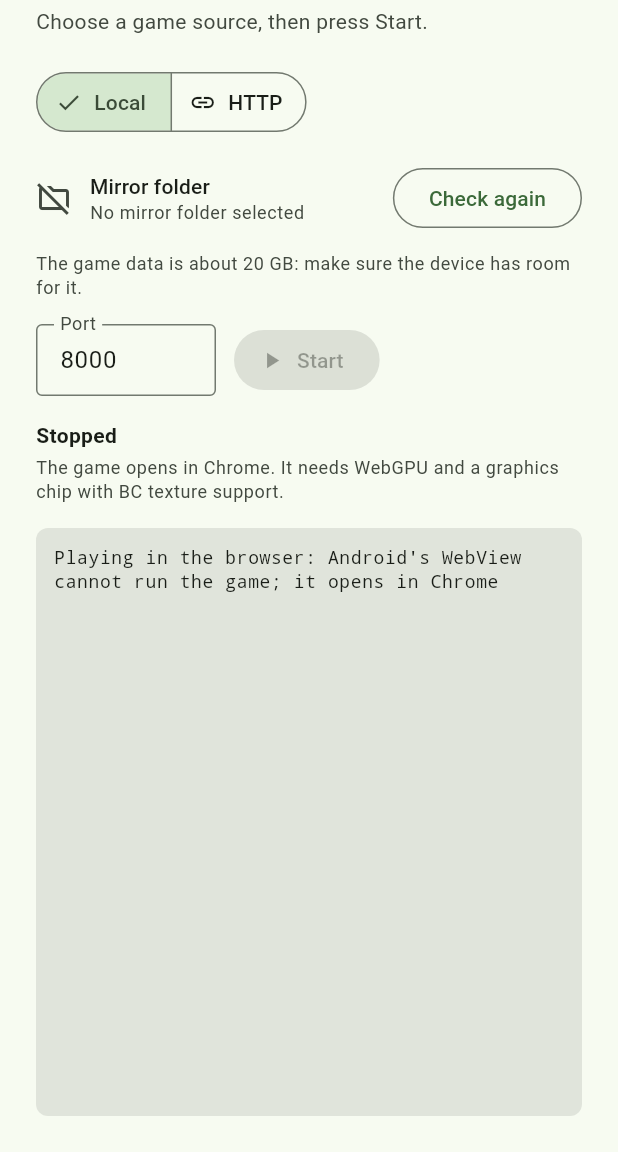
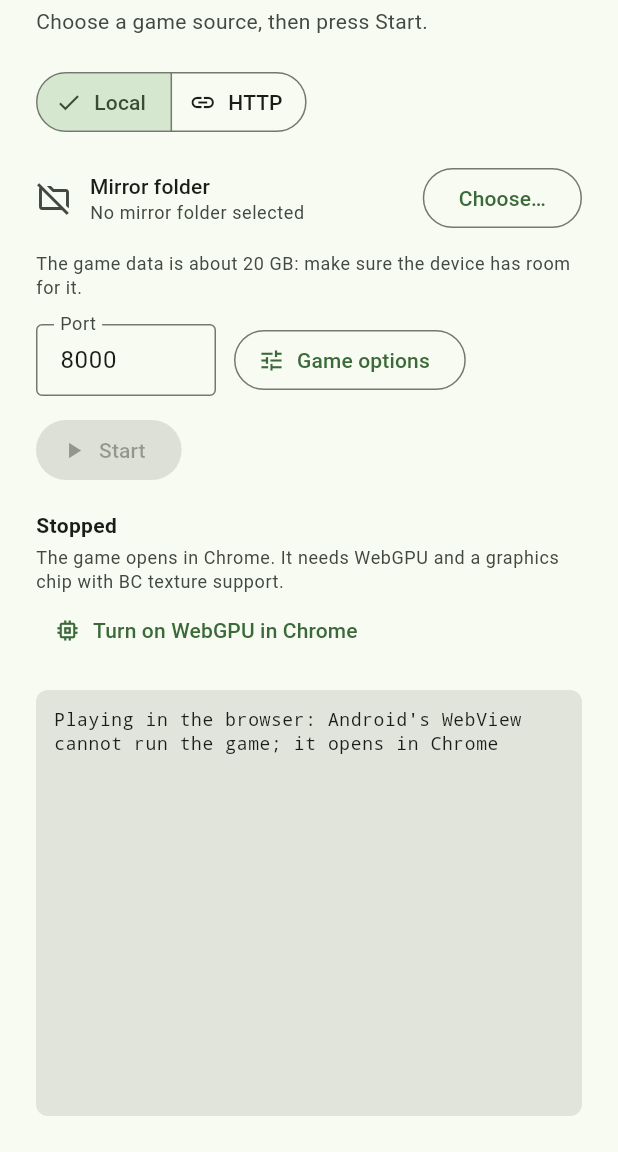
Before and after one commit to dev-gyata/gta-launcher, a Flutter app: the screen it shows after launch, on a phone screen of 412 x 824 dp, the part 84-1236 px from its top. Run offline on Flutter 3.47's test engine with Material 3 defaults, Android fonts, the phone set to English and light mode, and no system bars; our stand-ins replace hooks, shared_preferences; missing offline and left inert: dart:ffi, file_selector, flutter_inappwebview, window_manager.

Commit message:
Android folder picker, game options, WebGPU help, bigger start buttons
- Android Local source: asks once for All files access and opens an
  in-app folder browser (the system picker gives no file path); falls back
  to the app's own folder if declined.
- Game options in the launcher (all platforms): start mode, new game,
  graphics profile, shadows, render scale, frame cap, FPS counter,
  controller and touch modes, camera sensitivity, skip device check;
  saved and passed to the game page as its URL options. New ?showfps=1.
- "Turn on WebGPU in Chrome" (Android): copies
  chrome://flags/#enable-unsafe-webgpu and opens Chrome; the page's
  "no usable graphics adapter" message points at it.
- Start menu buttons are enlarged when touch controls are on.

Co-Authored-By: Claude Opus 5.5 <noreply@anthropic.com>

```diff
--- /dev/null
+++ b/lib/services/game_options.dart
@@ -0,0 +1,181 @@
+import 'dart:convert';
+
+/// How the game starts.
+enum StartMode {
+  /// The game's own start menu asks (Story Mode or Sandbox Mode).
+  ask,
+  story,
+  sandbox,
+
+  /// Sandbox Mode on the env_test level ("GTA VI Map").
+  sandboxTestMap,
+}
+
+/// The low-memory profile (smaller textures, no shadows, fewer threads).
+enum GraphicsProfile {
+  /// On when the browser reports 4 GB of memory or less.
+  auto,
+  low,
+  full,
+}
+
+enum FrameCap { fps60, fps30, uncapped }
+
+enum ControllerMode {
+  /// The game's own gamepad support (analog, controller prompts, rumble).
+  native,
+
+  /// Controller translated into keyboard and mouse input.
+  keyboard,
+  off,
+}
+
+enum TouchControls {
+  /// Phones and tablets only.
+  auto,
+  on,
+  off,
+}
+
+/// Game settings chosen in the launcher, passed to the game page as URL
+/// options (site/homepage.html reads them with `q.get(...)`).
+class GameOptions {
+  const GameOptions({
+    this.startMode = StartMode.ask,
+    this.newGame = false,
+    this.graphics = GraphicsProfile.auto,
+    this.lowMemoryShadows = false,
+    this.renderScale = 1.0,
+    this.frameCap = FrameCap.fps60,
+    this.showFps = false,
+    this.controller = ControllerMode.native,
+    this.lookSensitivity = 1.0,
+    this.touch = TouchControls.auto,
+    this.skipDeviceCheck = false,
+  });
+
+  final StartMode startMode;
+
+  /// Story Mode: start a new game instead of loading the last save.
+  final bool newGame;
+  final GraphicsProfile graphics;
+
+  /// Keep shadows (at the lowest level) in the low-memory profile.
+  final bool lowMemoryShadows;
+
+  /// Fraction of the window's resolution the game renders at (0.5 to 1).
+  final double renderScale;
+  final FrameCap frameCap;
+  final bool showFps;
+  final ControllerMode controller;
+
+  /// Camera speed for the right stick (keyboard mapping) and touch look.
+  final double lookSensitivity;
+  final TouchControls touch;
+
+  /// Start even when the page finds the device lacks something the game needs.
+  final bool skipDeviceCheck;
+
+  static const defaults = GameOptions();
+
+  /// The URL query for the game page; empty when everything is default.
+  Map<String, String> get query => {
+    if (startMode == StartMode.story) 'mode': 'story',
+    if (startMode == StartMode.sandbox || startMode == StartMode.sandboxTestMap) 'mode': 'sandbox',
+    if (startMode == StartMode.sandboxTestMap) 'map': 'env_test',
+    if (newGame && (startMode == StartMode.story || startMode == StartMode.ask)) 'newgame': '1',
+    if (graphics == GraphicsProfile.low) 'low': '1',
+    if (graphics == GraphicsProfile.full) 'low': '0',
+    if (lowMemoryShadows && graphics != GraphicsProfile.full) 'shadows': '1',
+    if (renderScale != 1.0) 'scale': _number(renderScale),
+    if (frameCap == FrameCap.fps30) 'fps': '30',
+    if (frameCap == FrameCap.uncapped) 'fps': '0',
+    if (showFps) 'showfps': '1',
+    if (controller == ControllerMode.keyboard) 'pad': 'keys',
+    if (controller == ControllerMode.off) 'pad': '0',
+    if (lookSensitivity != 1.0) 'padsens': _number(lookSensitivity),
+    if (touch == TouchControls.on) 'touch': '1',
+    if (touch == TouchControls.off) 'touch': '0',
+    if (skipDeviceCheck) 'nocheck': '1',
+  };
+
+  /// [url] with these options as its query.
+  Uri apply(Uri url) {
+    final q = query;
+    return q.isEmpty ? url : url.replace(queryParameters: q);
+  }
+
+  static String _number(double value) => value.toStringAsFixed(2).replaceFirst(RegExp(r'\.?0+$'), '');
+
+  GameOptions copyWith({
+    StartMode? startMode,
+    bool? newGame,
+    GraphicsProfile? graphics,
+    bool? lowMemoryShadows,
+    double? renderScale,
+    FrameCap? frameCap,
+    bool? showFps,
+    ControllerMode? controller,
+    double? lookSensitivity,
+    TouchControls? touch,
+    bool? skipDeviceCheck,
+  }) => GameOptions(
+    startMode: startMode ?? this.startMode,
+    newGame: newGame ?? this.newGame,
+    graphics: graphics ?? this.graphics,
+    lowMemoryShadows: lowMemoryShadows ?? this.lowMemoryShadows,
+    renderScale: renderScale ?? this.renderScale,
+    frameCap: frameCap ?? this.frameCap,
+    showFps: showFps ?? this.showFps,
+    controller: controller ?? this.controller,
+    lookSensitivity: lookSensitivity ?? this.lookSensitivity,
+    touch: touch ?? this.touch,
+    skipDeviceCheck: skipDeviceCheck ?? this.skipDeviceCheck,
+  );
+
+  String toJson() => jsonEncode({
+    'startMode': startMode.name,
+    'newGame': newGame,
+    'graphics': graphics.name,
+    'lowMemoryShadows': lowMemoryShadows,
+    'renderScale': renderScale,
+    'frameCap': frameCap.name,
+    'showFps': showFps,
+    'controller': controller.name,
+    'lookSensitivity': lookSensitivity,
+    'touch': touch.name,
+    'skipDeviceCheck': skipDeviceCheck,
+  });
+
+  /// Unknown or missing values fall back to the defaults, so settings saved
+  /// by another version still load.
+  factory GameOptions.fromJson(String? source) {
+    Map<String, Object?> m;
+    try {
+      m = source == null ? const {} : (jsonDecode(source) as Map).cast<String, Object?>();
+    } on FormatException {
+      m = const {};
+    }
+    T pick<T extends Enum>(List<T> values, String key, T fallback) =>
+        values.where((v) => v.name == m[key]).firstOrNull ?? fallback;
+    double number(String key, double fallback, double min, double max) {
+      final v = m[key];
+      return v is num ? v.toDouble().clamp(min, max) : fallback;
+    }
+
+    bool flag(String key) => m[key] == true;
+    return GameOptions(
+      startMode: pick(StartMode.values, 'startMode', StartMode.ask),
+      newGame: flag('newGame'),
+      graphics: pick(GraphicsProfile.values, 'graphics', GraphicsProfile.auto),
+      lowMemoryShadows: flag('lowMemoryShadows'),
+      renderScale: number('renderScale', 1.0, 0.5, 1.0),
+      frameCap: pick(FrameCap.values, 'frameCap', FrameCap.fps60),
+      showFps: flag('showFps'),
+      controller: pick(ControllerMode.values, 'controller', ControllerMode.native),
+      lookSensitivity: number('lookSensitivity', 1.0, 0.25, 3.0),
+      touch: pick(TouchControls.values, 'touch', TouchControls.auto),
+      skipDeviceCheck: flag('skipDeviceCheck'),
+    );
+  }
+}
--- a/lib/services/settings.dart
+++ b/lib/services/settings.dart
@@ -1,8 +1,9 @@
 import 'package:shared_preferences/shared_preferences.dart';
 
 import '../sources/source_selection.dart';
+import 'game_options.dart';
 
-/// Persists source choices, port and play mode between runs.
+/// Persists source choices, port, play mode and game options between runs.
 class Settings {
   Settings(this._prefs);
 
@@ -10,6 +11,7 @@ class Settings {
   static const _sourceKindKey = 'source_kind';
   static const _portKey = 'port';
   static const _playInAppKey = 'play_in_app';
+  static const _gameOptionsKey = 'game_options';
   static const defaultPort = 8000;
 
   final SharedPreferencesAsync _prefs;
@@ -45,4 +47,9 @@ class Settings {
 
   Future<bool> playInApp() async => await _prefs.getBool(_playInAppKey) ?? true;
   Future<void> setPlayInApp(bool value) => _prefs.setBool(_playInAppKey, value);
+
+  Future<GameOptions> gameOptions() async =>
+      GameOptions.fromJson(await _prefs.getString(_gameOptionsKey));
+  Future<void> setGameOptions(GameOptions options) =>
+      _prefs.setString(_gameOptionsKey, options.toJson());
 }
--- /dev/null
+++ b/lib/services/storage_access.dart
@@ -0,0 +1,36 @@
+import 'dart:io';
+
+import 'package:flutter/services.dart';
+
+/// Android only: permission to read any folder on the device storage by path.
+///
+/// The Local source reads the game data (about 20 GB, random access) through
+/// `dart:io`, which needs real paths. Android's system folder picker only
+/// gives content links, so the launcher asks for "All files access" (Android
+/// 11+) and lets the player pick the folder in its own browser.
+class StorageAccess {
+  StorageAccess._();
+
+  static const _channel = MethodChannel('playgta5/storage');
+
+  static Future<bool> has() async =>
+      !Platform.isAndroid ||
+      (await _channel.invokeMethod<bool>('hasAccess') ?? false);
+
+  /// Opens the system screen (or prompt) and returns whether access was given.
+  static Future<bool> request() async =>
+      !Platform.isAndroid ||
+      (await _channel.invokeMethod<bool>('requestAccess') ?? false);
+
+  /// The device's main storage first, then any removable cards.
+  static Future<List<String>> roots() async {
+    if (!Platform.isAndroid) return const [];
+    return (await _channel.invokeListMethod<String>('storageRoots')) ??
+        const [];
+  }
+
+  /// Opens Chrome; false when it is not installed.
+  static Future<bool> openChrome() async =>
+      Platform.isAndroid &&
+      (await _channel.invokeMethod<bool>('openChrome') ?? false);
+}
--- a/lib/ui/launcher_page.dart
+++ b/lib/ui/launcher_page.dart
@@ -12,13 +12,17 @@ import 'package:url_launcher/url_launcher.dart';
 import '../server/mirror_server.dart';
 import '../server/site_files.dart';
 import '../services/device.dart';
+import '../services/game_options.dart';
 import '../services/in_app_support.dart';
 import '../services/mirror_validator.dart';
 import '../services/server_service.dart';
 import '../services/settings.dart';
 import '../services/source_manager.dart';
+import '../services/storage_access.dart';
 import '../sources/mirror_source.dart';
 import '../sources/source_selection.dart';
+import 'folder_browser.dart';
+import 'game_options_dialog.dart';
 import 'game_page.dart';
 
 class LauncherPage extends StatefulWidget {
@@ -62,6 +66,7 @@ class _LauncherPageState extends State<LauncherPage> {
   bool _clearingCache = false;
   bool _disposed = false;
   bool _playInApp = true;
+  GameOptions _gameOptions = GameOptions.defaults;
   int? _cacheBytes;
   String? _error;
 
@@ -116,6 +121,7 @@ class _LauncherPageState extends State<LauncherPage> {
       }
       final port = await widget.settings.port();
       final playInApp = await widget.settings.playInApp();
+      final gameOptions = await widget.settings.gameOptions();
       if (!mounted) return;
       setState(() {
         _sourceKind = kind == SourceKind.magnet && !TorrentEngine.isSupported
@@ -126,6 +132,7 @@ class _LauncherPageState extends State<LauncherPage> {
         if (path != null && path.isNotEmpty) _setPicked(path);
         _portController.text = '$port';
         _playInApp = playInApp;
+        _gameOptions = gameOptions;
       });
     } catch (e) {
       if (mounted) setState(() => _error = 'Could not load settings: $e');
@@ -140,9 +147,9 @@ class _LauncherPageState extends State<LauncherPage> {
     _sourceValues[SourceKind.local] = path;
   }
 
-  /// Android has no folder picker that gives a file path, so the game data
-  /// goes into the app's own folder on the device storage (copied over USB or
-  /// with `adb push`); "Check again" looks there.
+  /// The app's own folder on the device storage: readable without any
+  /// permission, used when "All files access" is refused (the game data is
+  /// copied there over USB or with `adb push`).
   Future<String?> _androidGameFolder() async {
     final base = await getExternalStorageDirectory();
     if (base == null) return null;
@@ -151,16 +158,64 @@ class _LauncherPageState extends State<LauncherPage> {
     return dir.path;
   }
 
+  /// Android: the system folder picker gives no file path, so the launcher
+  /// asks for "All files access" and offers its own folder browser; without
+  /// the permission it falls back to the app's own folder.
+  Future<String?> _chooseAndroidFolder() async {
+    if (!await StorageAccess.has()) {
+      if (!mounted) return null;
+      final allow = await showDialog<bool>(
+        context: context,
+        builder: (context) => AlertDialog(
+          title: const Text('Allow access to your files'),
+          content: const Text(
+            'To use game data from any folder on this device, allow "All files access" for playgta5 Launcher on the next screen. '
+            'It only reads the folder you choose. Without it, the launcher can only use its own folder.',
+          ),
+          actions: [
+            TextButton(
+              onPressed: () => Navigator.of(context).pop(false),
+              child: const Text('Use app folder'),
+            ),
+            FilledButton(
+              onPressed: () => Navigator.of(context).pop(true),
+              child: const Text('Allow'),
+            ),
+          ],
+        ),
+      );
+      if (allow == null) return null;
+      if (!allow || !await StorageAccess.request()) {
+        final path = await _androidGameFolder();
+        if (path != null && resolveMirrorRoot(path) == null) {
+          _appendLog(
+            'Copy the playgta5.com folder into $path (over USB, or adb push), then press Choose… again.',
+          );
+        }
+        return path;
+      }
+    }
+    final roots = await StorageAccess.roots();
+    if (roots.isEmpty || !mounted) return null;
+    return Navigator.of(context).push<String>(
+      MaterialPageRoute(
+        builder: (_) => FolderBrowser(
+          roots: roots,
+          // Start where the last pick was, unless that was the app's own
+          // fallback folder: then at the top of the storage.
+          initial: _pickedPath?.contains('/Android/data/') ?? true
+              ? null
+              : _pickedPath,
+        ),
+      ),
+    );
+  }
+
   Future<void> _chooseFolder() async {
     if (Platform.isAndroid) {
-      final path = await _androidGameFolder();
+      final path = await _chooseAndroidFolder();
       if (path == null || !mounted || _busy || _running) return;
       setState(() => _setPicked(path));
-      if (_mirrorRoot == null) {
-        _appendLog(
-          'Copy the playgta5.com folder into $path (over USB, or adb push), then press Check again.',
-        );
-      }
       try {
         await widget.settings.setSourceValue(SourceKind.local, path);
       } catch (e) {
@@ -399,7 +454,22 @@ class _LauncherPageState extends State<LauncherPage> {
     }
   }
 
+  Future<void> _editGameOptions() async {
+    final options = await showDialog<GameOptions>(
+      context: context,
+      builder: (_) => GameOptionsDialog(initial: _gameOptions),
+    );
+    if (options == null || !mounted) return;
+    setState(() => _gameOptions = options);
+    try {
+      await widget.settings.setGameOptions(options);
+    } catch (e) {
+      if (mounted) setState(() => _error = 'Could not save game options: $e');
+    }
+  }
+
   Future<void> _openInApp(Uri url) async {
+    url = _gameOptions.apply(url);
     final toBrowser = await Navigator.of(context).push(
       MaterialPageRoute<bool>(
         builder: (_) => GamePage(
@@ -416,6 +486,46 @@ class _LauncherPageState extends State<LauncherPage> {
       await _openBrowser(url);
     } else {
       await _stop();
+    }
+  }
+
+  /// Chrome hides WebGPU on graphics chips it has not approved (the page
+  /// then reports "no usable graphics adapter"); its "Unsafe WebGPU Support"
+  /// flag lifts that. Apps cannot open chrome:// pages, so this copies the
+  /// flag's address and opens Chrome for the player to paste it.
+  Future<void> _enableWebGpuHelp() async {
+    const flag = 'chrome://flags/#enable-unsafe-webgpu';
+    final go = await showDialog<bool>(
+      context: context,
+      builder: (context) => AlertDialog(
+        title: const Text('Turn on WebGPU in Chrome'),
+        content: const Text(
+          'If the game says WebGPU found no usable graphics adapter, Chrome may be hiding WebGPU on this device.\n\n'
+          '1. Tap Copy and open Chrome.\n'
+          '2. Paste into the address bar and go.\n'
+          '3. Set "Unsafe WebGPU Support" to Enabled, then tap Relaunch.\n\n'
+          'This setting is experimental: Chrome may be less stable with it, and it does not add missing hardware '
+          'features (the game also needs BC texture support).',
+        ),
+        actions: [
+          TextButton(
+            onPressed: () => Navigator.of(context).pop(false),
+            child: const Text('Cancel'),
+          ),
+          FilledButton(
+            onPressed: () => Navigator.of(context).pop(true),
+            child: const Text('Copy and open Chrome'),
+          ),
+        ],
+      ),
+    );
+    if (go != true) return;
+    await Clipboard.setData(const ClipboardData(text: flag));
+    _appendLog('Copied $flag: paste it into Chrome\'s address bar');
+    if (!await StorageAccess.openChrome() && mounted) {
+      setState(
+        () => _error = 'Chrome is not installed. Install it, then open $flag',
+      );
     }
   }
 
@@ -470,6 +580,7 @@ class _LauncherPageState extends State<LauncherPage> {
   }
 
   Future<void> _openBrowser(Uri url) async {
+    url = _gameOptions.apply(url);
     try {
       // Phones and tablets: the server's keep-alive service (and its
       // notification permission prompt) comes first, then the browser.
@@ -594,9 +705,6 @@ class _LauncherPageState extends State<LauncherPage> {
                         valid: _mirrorRoot != null,
                         enabled: !_running && !_busy,
                         onChoose: _chooseFolder,
-                        chooseLabel: Platform.isAndroid
-                            ? 'Check again'
-                            : 'Choose…',
                       )
                     else
                       TextField(
@@ -669,6 +777,16 @@ class _LauncherPageState extends State<LauncherPage> {
                             ),
                           ),
                         ),
+                        OutlinedButton.icon(
+                          key: const Key('game-options'),
+                          onPressed: _busy ? null : _editGameOptions,
+                          icon: const Icon(Icons.tune),
+                          label: Text(
+                            _gameOptions.query.isEmpty
+                                ? 'Game options'
+                                : 'Game options (${_gameOptions.query.length} set)',
+                          ),
+                        ),
                         if (widget.inApp.available)
                           Row(
                             mainAxisSize: MainAxisSize.min,
@@ -731,6 +849,16 @@ class _LauncherPageState extends State<LauncherPage> {
                         color: theme.colorScheme.onSurfaceVariant,
                       ),
                     ),
+                    if (Platform.isAndroid)
+                      Align(
+                        alignment: Alignment.centerLeft,
+                        child: TextButton.icon(
+                          key: const Key('enable-webgpu'),
+                          onPressed: _enableWebGpuHelp,
+                          icon: const Icon(Icons.memory),
+                          label: const Text('Turn on WebGPU in Chrome'),
+                        ),
+                      ),
                     const SizedBox(height: 16),
                     Expanded(
                       child: DecoratedBox(
@@ -768,14 +896,12 @@ class _FolderRow extends StatelessWidget {
     required this.valid,
     required this.enabled,
     required this.onChoose,
-    required this.chooseLabel,
   });
 
   final String? pickedPath;
   final bool valid;
   final bool enabled;
   final VoidCallback onChoose;
-  final String chooseLabel;
 
   @override
   Widget build(BuildContext context) {
@@ -816,7 +942,7 @@ class _FolderRow extends StatelessWidget {
         const SizedBox(width: 12),
         OutlinedButton(
           onPressed: enabled ? onChoose : null,
-          child: Text(chooseLabel),
+          child: const Text('Choose…'),
         ),
       ],
     );
```
Also changed, not shown: lib/ui/folder_browser.dart (added, +147 -0 lines), lib/ui/game_options_dialog.dart (added, +186 -0 lines), 6 other files.
